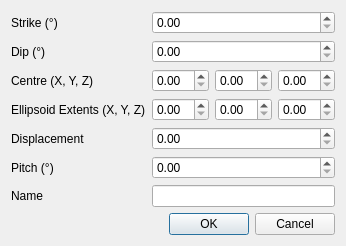
Qt form loopstructural/gui/modelling/geological_model_tab/add_fault_dialog.ui (Loop3D/plugin_loopstructural) before a commit.
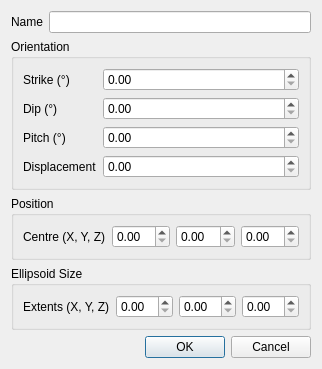
The same form after that commit.

Commit message:
refactor: group cluttered UI panels and collapse cross-section tool into a dialog
Splits flat, ungrouped forms in settings, export, fault, and stratigraphic
layer panels into labelled QGroupBox sections by workflow (support/interface/
solver, extract/evaluate, orientation/position/size, basal contacts/
structural orientations). Replaces the always-visible cross-section controls
in the visualisation sidebar with a single button that opens a dialog with
Plane/Line tabs. Removes the unused, stale modelling_widget.ui.

```diff
--- a/loopstructural/gui/modelling/geological_model_tab/add_fault_dialog.ui
+++ b/loopstructural/gui/modelling/geological_model_tab/add_fault_dialog.ui
@@ -7,6 +7,24 @@
   </property>
   <layout class="QVBoxLayout" name="verticalLayout">
     <item>
+     <layout class="QFormLayout" name="formLayout_name">
+      <item row="0" column="0">
+        <widget class="QLabel" name="labelName">
+         <property name="text">
+          <string>Name</string>
+         </property>
+        </widget>
+      </item>
+      <item row="0" column="1">
+        <widget class="QLineEdit" name="name_input"/>
+      </item>
+     </layout>
+    </item>
+    <item>
+     <widget class="QGroupBox" name="groupBox_orientation">
+      <property name="title">
+       <string>Orientation</string>
+      </property>
      <layout class="QFormLayout" name="formLayout">
       <item row="0" column="0">
         <widget class="QLabel" name="labelStrike">
@@ -29,13 +47,42 @@
         <widget class="QDoubleSpinBox" name="dip_input"/>
       </item>
       <item row="2" column="0">
+         <widget class="QLabel" name="labelPitch">
+          <property name="text">
+           <string>Pitch (°)</string>
+          </property>
+         </widget>
+       </item>
+       <item row="2" column="1">
+         <widget class="QDoubleSpinBox" name="pitch_input"/>
+       </item>
+       <item row="3" column="0">
+         <widget class="QLabel" name="labelDisplacement">
+          <property name="text">
+           <string>Displacement</string>
+          </property>
+         </widget>
+       </item>
+       <item row="3" column="1">
+         <widget class="QDoubleSpinBox" name="displacement_input"/>
+       </item>
+      </layout>
+     </widget>
+    </item>
+    <item>
+     <widget class="QGroupBox" name="groupBox_position">
+      <property name="title">
+       <string>Position</string>
+      </property>
+      <layout class="QFormLayout" name="formLayout_position">
+       <item row="0" column="0">
         <widget class="QLabel" name="labelCentre">
          <property name="text">
           <string>Centre (X, Y, Z)</string>
          </property>
         </widget>
       </item>
-      <item row="2" column="1">
+       <item row="0" column="1">
         <layout class="QHBoxLayout" name="centreLayout">
          <item>
           <widget class="QDoubleSpinBox" name="centre_x_input"/>
@@ -48,14 +95,23 @@
          </item>
         </layout>
       </item>
-      <item row="3" column="0">
+      </layout>
+     </widget>
+    </item>
+    <item>
+     <widget class="QGroupBox" name="groupBox_ellipsoidSize">
+      <property name="title">
+       <string>Ellipsoid Size</string>
+      </property>
+      <layout class="QFormLayout" name="formLayout_ellipsoidSize">
+       <item row="0" column="0">
         <widget class="QLabel" name="labelExtents">
          <property name="text">
-          <string>Ellipsoid Extents (X, Y, Z)</string>
+           <string>Extents (X, Y, Z)</string>
          </property>
         </widget>
       </item>
-      <item row="3" column="1">
+       <item row="0" column="1">
         <layout class="QHBoxLayout" name="extentsLayout">
          <item>
           <widget class="QDoubleSpinBox" name="extent_x_input"/>
@@ -68,37 +124,8 @@
          </item>
         </layout>
       </item>
-      <item row="4" column="0">
-        <widget class="QLabel" name="labelDisplacement">
-         <property name="text">
-          <string>Displacement</string>
-         </property>
-        </widget>
-      </item>
-      <item row="4" column="1">
-        <widget class="QDoubleSpinBox" name="displacement_input"/>
-      </item>
-      <item row="5" column="0">
-        <widget class="QLabel" name="labelPitch">
-         <property name="text">
-          <string>Pitch (°)</string>
-         </property>
-        </widget>
-      </item>
-      <item row="5" column="1">
-        <widget class="QDoubleSpinBox" name="pitch_input"/>
-      </item>
-      <item row="6" column="0">
-        <widget class="QLabel" name="labelName">
-         <property name="text">
-          <string>Name</string>
-         </property>
-        </widget>
-      </item>
-      <item row="6" column="1">
-        <widget class="QLineEdit" name="name_input"/>
-      </item>
-     </layout>
+      </layout>
+     </widget>
     </item>
    <item>
     <widget class="QDialogButtonBox" name="buttonBox">
```
Lines whose indentation alone changed are shown as unchanged. The commit also changes 7 other files.
